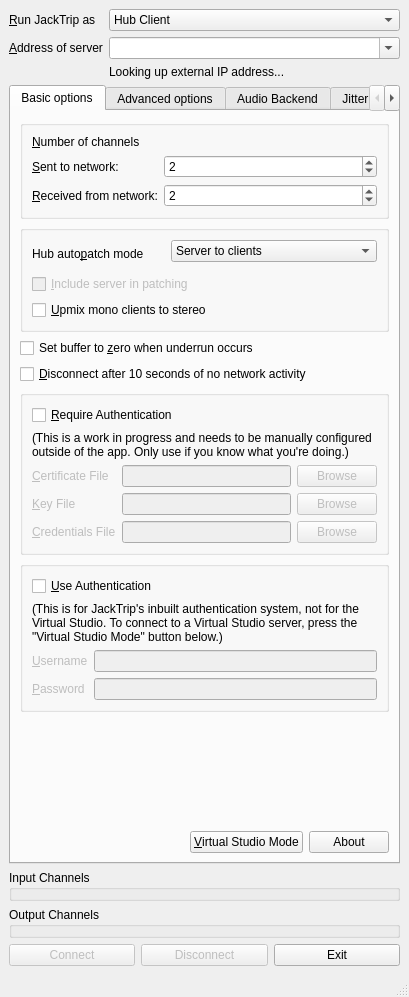
The window that src/gui/qjacktrip.ui (jacktrip/jacktrip) describes before a commit, drawn with Qt 5.
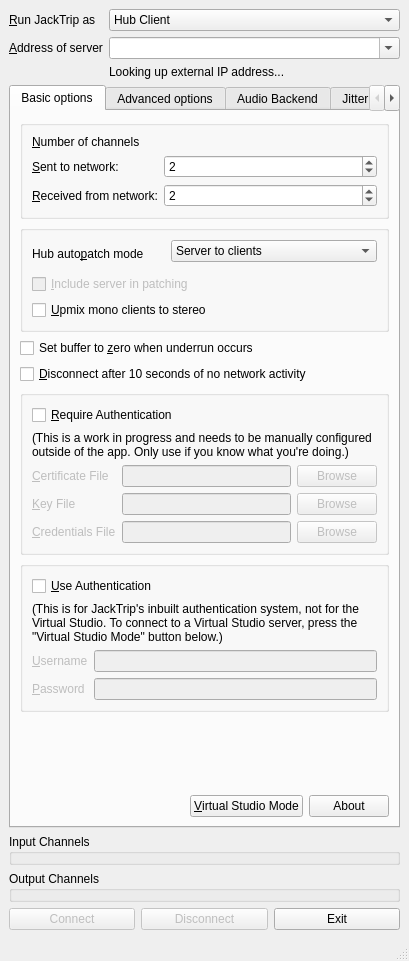
The same window after the commit. The open tabs and pages were chosen to show the change. Icons and pictures are not drawn.

Commit message: qjacktrip.ui undo side effects of using designer

```diff
--- a/src/gui/qjacktrip.ui
+++ b/src/gui/qjacktrip.ui
@@ -7,7 +7,7 @@
     <x>0</x>
     <y>0</y>
     <width>409</width>
-    <height>997</height>
+    <height>961</height>
    </rect>
   </property>
   <property name="windowTitle">
```
Left out of the diff: 4 changed lines with no effect on the pictures.
